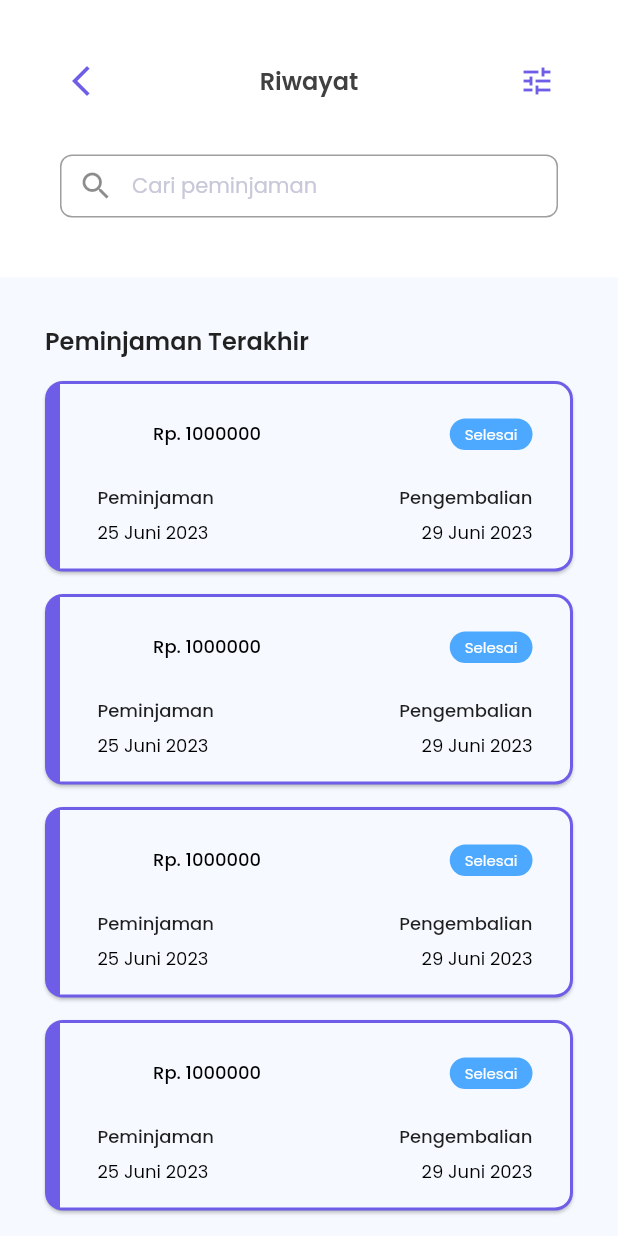
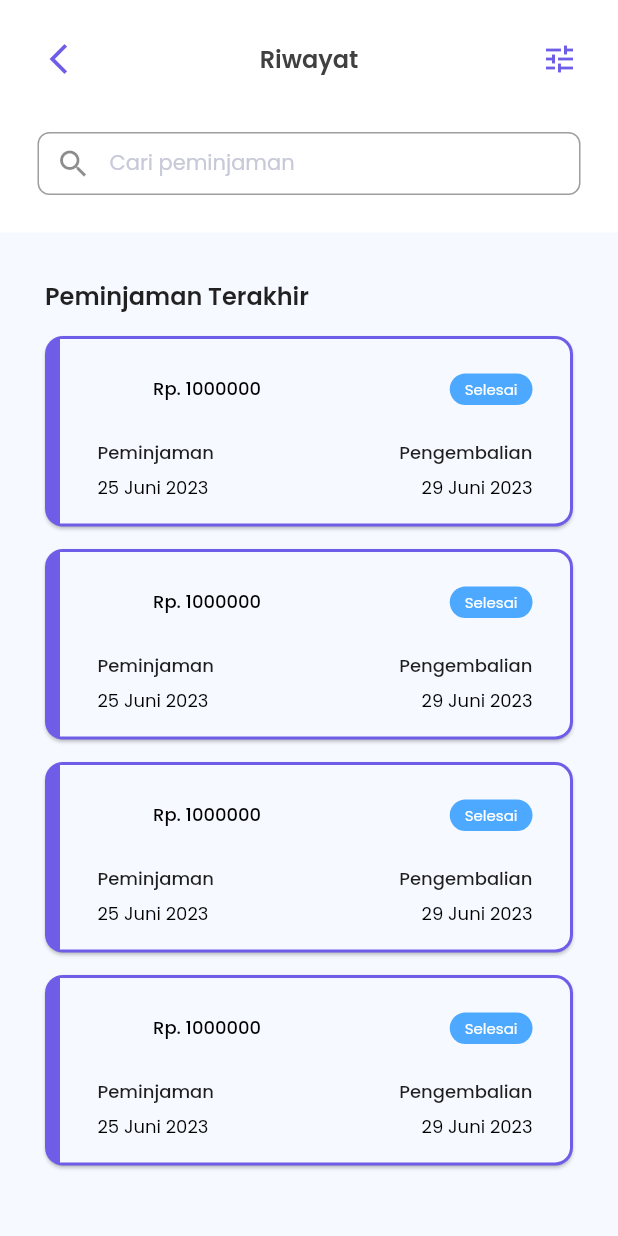
Before and after one commit to rpzfuu/LendLab, a Flutter app: the HistoryPage screen opened by its route, on a phone screen of 412 x 824 dp. Run offline on Flutter 3.47's test engine with Material 2 defaults, Android fonts, the phone set to English and light mode, and no system bars.

```diff
--- a/lib/app/screens/app_profile_screen.dart
+++ b/lib/app/screens/app_profile_screen.dart
@@ -89,7 +89,10 @@ class _ProfilePageState extends State<ProfilePage> {
                           border: Border(
                               bottom: BorderSide(width: 1, color: grey2))),
                       child: OutlinedButton(
-                        onPressed: () {},
+                        onPressed: () {
+                          Navigator.pushNamedAndRemoveUntil(
+                              context, '/splash', (route) => false);
+                        },
                         style: OutlinedButton.styleFrom(
                           minimumSize: const Size(double.infinity, 50),
                           padding: const EdgeInsets.all(0),
--- a/lib/app/screens/app_screen.dart
+++ b/lib/app/screens/app_screen.dart
@@ -15,7 +15,7 @@ class AppPage extends StatefulWidget {
 }
 
 class _AppPageState extends State<AppPage> {
-  int currentPageIndex = 2;
+  int currentPageIndex = 0;
   @override
   Widget build(BuildContext context) {
     return Scaffold(
--- a/lib/app/screens/auth/login_auth_screen.dart
+++ b/lib/app/screens/auth/login_auth_screen.dart
@@ -98,7 +98,7 @@ class _LoginPageState extends State<LoginPage> {
                         isEnable: true,
                         text: 'Login',
                         onPressed: () {
-                          Navigator.pushNamed(context, '/home');
+                          Navigator.pushNamed(context, '/app');
                         }),
                     const SizedBox(height: 30),
                     Row(
--- a/lib/app/screens/auth/signup_auth_screen.dart
+++ b/lib/app/screens/auth/signup_auth_screen.dart
@@ -152,10 +152,10 @@ class _SignupPageState extends State<SignupPage> {
                     ),
                     const SizedBox(height: 25),
                     ButtonPrimary(
-                        isEnable: terisi,
+                        isEnable: true,
                         text: 'Create Account',
                         onPressed: () {
-                          Navigator.pushNamed(context, '/home');
+                          Navigator.pushNamed(context, '/app');
                         }),
                     const SizedBox(height: 30),
                     Row(
--- a/lib/app/widgets/appbar_widget.dart
+++ b/lib/app/widgets/appbar_widget.dart
@@ -137,7 +137,7 @@ class AppBarHistory extends StatelessWidget {
   Widget build(BuildContext context) {
     return Container(
       color: white,
-      padding: const EdgeInsets.all(30),
+      padding: const EdgeInsets.all(15),
       child: Column(
         children: [
           Row(
--- a/lib/main.dart
+++ b/lib/main.dart
@@ -28,7 +28,7 @@ class MainApp extends StatelessWidget {
       theme: ThemeData(
         colorScheme: ColorScheme.fromSwatch().copyWith(primary: mainColor),
       ),
-      initialRoute: '/app',
+      initialRoute: '/splash',
       routes: {
         '/splash': (context) => const SplashScreen(),
         '/login': (context) => const LoginPage(),
```
